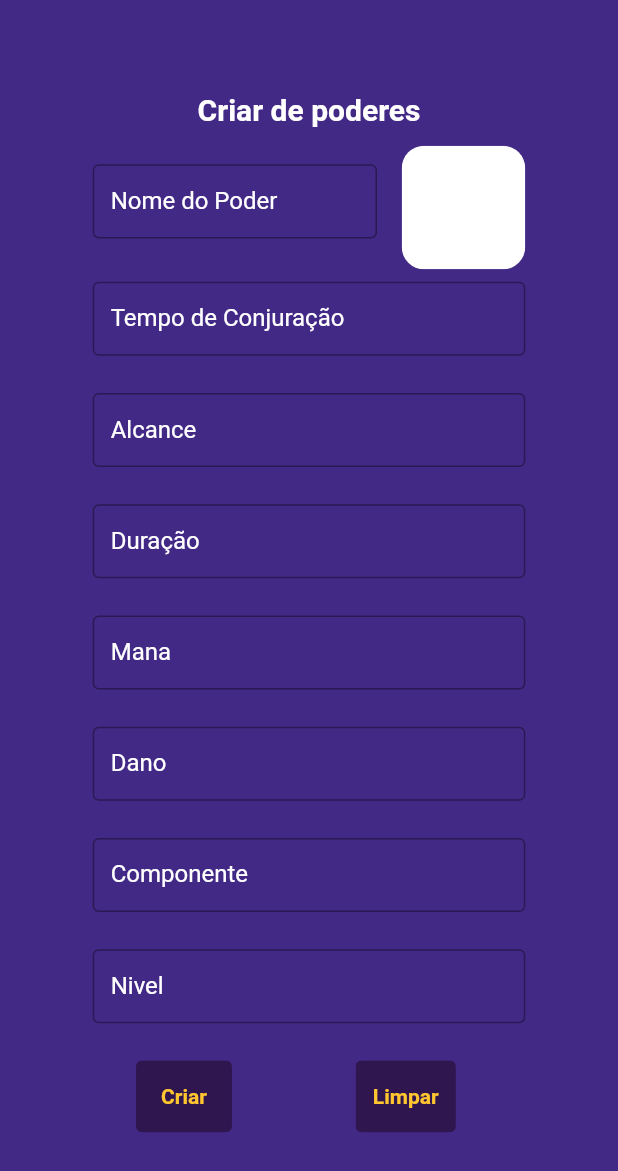
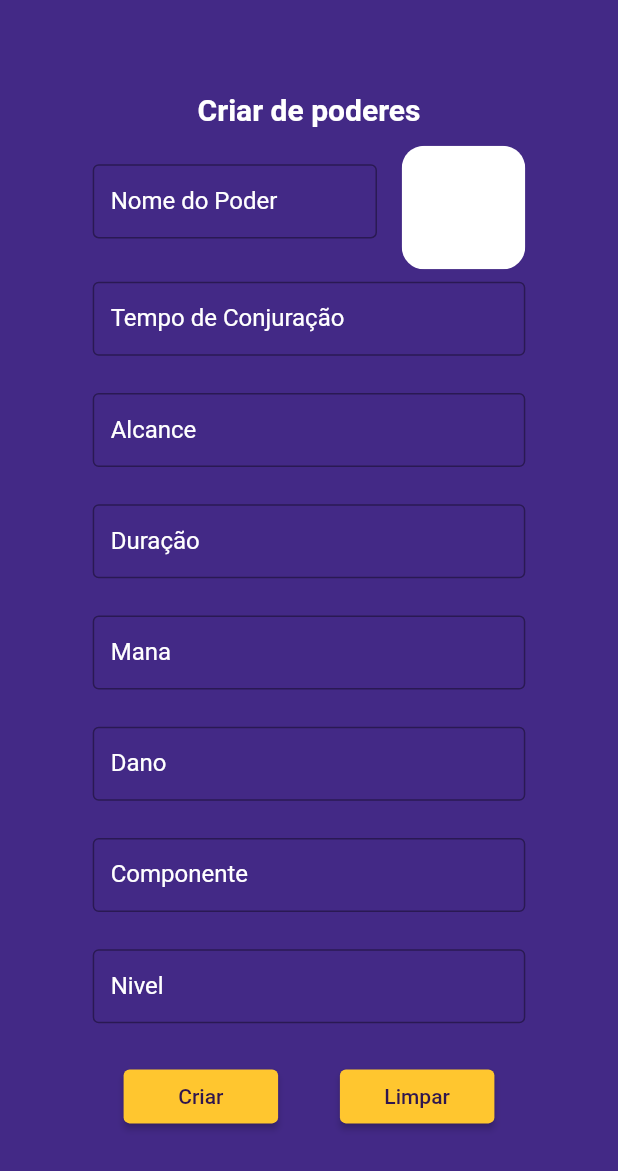
Before and after one commit to AlmostZF/App_RPG, a Flutter app: the ModalPoder screen opened directly, on a phone screen of 412 x 824 dp. Shown: the top 1171 px of the screen. Run offline on Flutter 3.47's test engine with Material 2 defaults, Android fonts, the phone set to English and light mode, and no system bars; our stand-ins replace firebase_database, image_picker, syncfusion_flutter_sliders; missing offline and left inert: kg_charts; accounts and stored records are empty; network calls fail.

Commit message:
alteraçoes do botão dos modais

```diff
--- a/rpg_app/lib/view/battle_screen.dart
+++ b/rpg_app/lib/view/battle_screen.dart
@@ -214,7 +214,7 @@ class _BattleScreenState extends State<BattleScreen> {
                                     context,
                                     MaterialPageRoute(
                                         builder: ((context) =>
-                                            const ModalItem())))
+                                            const ModalPoder())))
                                 : () => Navigator.push(
                                     context,
                                     MaterialPageRoute(
--- a/rpg_app/lib/view/modal_poder.dart
+++ b/rpg_app/lib/view/modal_poder.dart
@@ -12,39 +12,42 @@ class ModalPoder extends StatelessWidget {
       backgroundColor: defaultColor,
       body: SingleChildScrollView(
         child: Padding(
-          padding: EdgeInsets.only(top:size.width*0.15),
+          padding: EdgeInsets.only(top: size.width * 0.15),
           child: Column(
-            children:[
+            children: [
               const Text('Criar de poderes',
                   style: TextStyle(
                       color: otherColor,
                       fontWeight: FontWeight.bold,
                       fontSize: 20)),
               Padding(
-                padding: EdgeInsets.only(right: size.width*0.3, top:size.width*0.03)),
+                  padding: EdgeInsets.only(
+                      right: size.width * 0.3, top: size.width * 0.03)),
               Stack(
                 children: [
                   Padding(
-                    padding: EdgeInsets.only(right: size.width*0.2, top:size.width*0.03),
+                    padding: EdgeInsets.only(
+                        right: size.width * 0.2, top: size.width * 0.03),
                     child: SizedBox(
-                      width: size.width*0.46,
-                      height: size.height*0.06,
+                      width: size.width * 0.46,
+                      height: size.height * 0.06,
                       child: const TextField(
                         decoration: InputDecoration(
                             border: OutlineInputBorder(),
-                          labelText: "Nome do Poder"
-
-                        ),
+                            labelText: "Nome do Poder"),
                       ),
                     ),
                   ),
                   Padding(
-                    padding: EdgeInsets.only(left: size.width*0.5, bottom: size.width*0.02,),
+                    padding: EdgeInsets.only(
+                      left: size.width * 0.5,
+                      bottom: size.width * 0.02,
+                    ),
                     child: ClipRRect(
                       borderRadius: BorderRadius.circular(15),
                       child: Container(
-                        width: size.width*0.2,
-                        height: size.height*0.1,
+                        width: size.width * 0.2,
+                        height: size.height * 0.1,
                         color: otherColor,
                       ),
                     ),
@@ -52,143 +55,119 @@ class ModalPoder extends StatelessWidget {
                 ],
               ),
               Padding(
-               padding: EdgeInsets.only(bottom: size.height*0.03, ),
+                padding: EdgeInsets.only(
+                  bottom: size.height * 0.03,
+                ),
                 child: SizedBox(
-                 width: size.width*0.7,
-                 height: size.height*0.06,
+                  width: size.width * 0.7,
+                  height: size.height * 0.06,
                   child: const TextField(
                     decoration: InputDecoration(
                         border: OutlineInputBorder(),
-                     labelText: "Tempo de Conjuração"
-                   ),
+                        labelText: "Tempo de Conjuração"),
                   ),
                 ),
               ),
               Padding(
-               padding: EdgeInsets.only(bottom: size.height*0.03),
+                padding: EdgeInsets.only(bottom: size.height * 0.03),
                 child: SizedBox(
-                 width: size.width*0.7,
-                 height: size.height*0.06,
-                 child:  const TextField(
+                  width: size.width * 0.7,
+                  height: size.height * 0.06,
+                  child: const TextField(
                     decoration: InputDecoration(
-                     border: OutlineInputBorder(),
-                     labelText: "Alcance"
-                   ),
+                        border: OutlineInputBorder(), labelText: "Alcance"),
                   ),
                 ),
               ),
               Padding(
-               padding: EdgeInsets.only(bottom: size.height*0.03),
+                padding: EdgeInsets.only(bottom: size.height * 0.03),
                 child: SizedBox(
-                 width: size.width*0.7,
-                 height: size.height*0.06,
-                 child:  const TextField(
+                  width: size.width * 0.7,
+                  height: size.height * 0.06,
+                  child: const TextField(
                     decoration: InputDecoration(
-                     border: OutlineInputBorder(),
-                     labelText: "Duração"
-                   ),
+                        border: OutlineInputBorder(), labelText: "Duração"),
                   ),
                 ),
               ),
               Padding(
-               padding: EdgeInsets.only(bottom: size.height*0.03),
+                padding: EdgeInsets.only(bottom: size.height * 0.03),
                 child: SizedBox(
-                 width: size.width*0.7,
-                 height: size.height*0.06,
-                 child:  const TextField(
+                  width: size.width * 0.7,
+                  height: size.height * 0.06,
+                  child: const TextField(
                     decoration: InputDecoration(
-                     border: OutlineInputBorder(),
-                     labelText: "Mana"
-                   ),
+                        border: OutlineInputBorder(), labelText: "Mana"),
                   ),
                 ),
               ),
               Padding(
-               padding: EdgeInsets.only(bottom: size.height*0.03),
+                padding: EdgeInsets.only(bottom: size.height * 0.03),
                 child: SizedBox(
-                 width: size.width*0.7,
-                 height: size.height*0.06,
-                 child:  const TextField(
+                  width: size.width * 0.7,
+                  height: size.height * 0.06,
+                  child: const TextField(
                     decoration: InputDecoration(
-                     border: OutlineInputBorder(),
-                     labelText: "Dano"
-                   ),
+                        border: OutlineInputBorder(), labelText: "Dano"),
                   ),
                 ),
               ),
               Padding(
-               padding: EdgeInsets.only(bottom: size.height*0.03),
+                padding: EdgeInsets.only(bottom: size.height * 0.03),
                 child: SizedBox(
-                 width: size.width*0.7,
-                 height: size.height*0.06,
-                 child:  const TextField(
+                  width: size.width * 0.7,
+                  height: size.height * 0.06,
+                  child: const TextField(
                     decoration: InputDecoration(
-                     border: OutlineInputBorder(),
-                     labelText: "Componente"
-                   ),
+                        border: OutlineInputBorder(), labelText: "Componente"),
                   ),
                 ),
               ),
               Padding(
-               padding: EdgeInsets.only(bottom: size.height*0.03),
+                padding: EdgeInsets.only(bottom: size.height * 0.03),
                 child: SizedBox(
-                 width: size.width*0.7,
-                 height: size.height*0.06,
-                 child:  const TextField(
+                  width: size.width * 0.7,
+                  height: size.height * 0.06,
+                  child: const TextField(
                     decoration: InputDecoration(
-                     border: OutlineInputBorder(),
-                     labelText: "Nivel"
-                   ),
+                        border: OutlineInputBorder(), labelText: "Nivel"),
                   ),
                 ),
               ),
               Row(
                 children: [
                   Padding(
-                    padding: EdgeInsets.only(left: size.height*0.11),
-                    child: ClipRRect(
-                      borderRadius: BorderRadius.circular(4),
-                      child: Stack(
-                        children: [
-                          Positioned.fill(
+                    padding: EdgeInsets.only(left: size.height * 0.1),
                     child: SizedBox(
-                            child: Container(
-                              decoration: const BoxDecoration(
-                                color: colorFist
-                              ),
-                            ),
-                          )
-                          ),
-                          TextButton(
-                            onPressed: () => Navigator.pop(context, 'Criar'),
-                            child: const Text(' Criar ', style: TextStyle(color: secondColor, fontWeight: FontWeight.bold)),
-                          ),
-                        ],
-                      ),
+                      width: size.width * 0.25,
+                      child: ElevatedButton(
+                          style: ButtonStyle(
+                              backgroundColor:
+                                  MaterialStateProperty.all(secondColor)),
+                          onPressed: () {
+                            //Navigator.of(context).pushNamed(AppRoutes.battleScreen);
+                          },
+                          child: const Text("Criar",
+                              style: TextStyle(
+                                color: colorFist,
+                              ))),
                     ),
                   ),
                   Padding(
-                    padding: EdgeInsets.only(left: size.height*0.1),
-                    child: ClipRRect(
-                      borderRadius: BorderRadius.circular(4),
-                      child: Stack(
-                        children: [
-                          Positioned.fill(
-                          child:
-                          SizedBox(
-                            child: Container(
-                              decoration: const BoxDecoration(
-                                color: colorFist
-                              ),
-                            ),
-                          )
-                          ),
-                          TextButton(
-                            onPressed: () => Navigator.pop(context, 'Limpar'),
-                            child: const Text(' Limpar ', style: TextStyle(color: secondColor, fontWeight: FontWeight.bold),  ),
-                          ),
-                        ],
-                      ),
+                    padding: EdgeInsets.only(left: size.height * 0.05),
+                    child: SizedBox(
+                      width: size.width * 0.25,
+                      child: ElevatedButton(
+                          style: ButtonStyle(
+                              backgroundColor:
+                                  MaterialStateProperty.all(secondColor)),
+                          onPressed: () {
+                            //Navigator.of(context).pushNamed(AppRoutes.battleScreen);
+                          },
+                          child: const Text("Limpar",
+                              style: TextStyle(
+                                color: colorFist,
+                              ))),
                     ),
                   ),
                 ],
```
Also changed, not shown: rpg_app/lib/view/modal_Item.dart (+68 -86 lines). Lines whose indentation alone changed are shown as unchanged.
